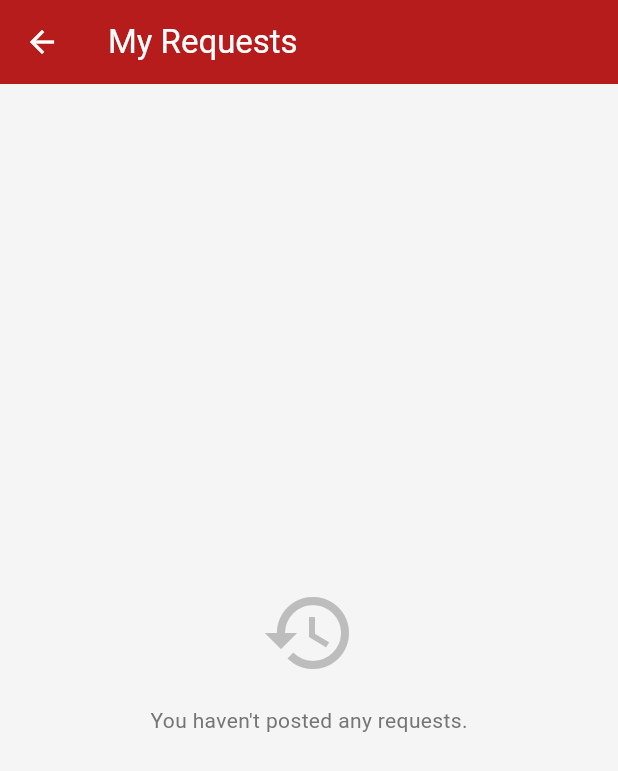
After one commit to Ikra001/BloodLinker, a Flutter app: the HomePage screen opened by its route, after a tap on the "history" icon, on a phone screen of 412 x 824 dp. The commit adds this screen. Shown: the top 771 px of the screen. Run offline on Flutter 3.47's test engine with Material 3 defaults, Android fonts, the phone set to English and light mode, and no system bars; our stand-ins replace cloud_firestore, firebase_auth, firebase_core, geolocator; missing offline and left inert: flutter_osm_plugin; accounts and stored records are empty.

Commit message:
Added MyRequestPage

```diff
--- a/lib/auth/auth_manager.dart
+++ b/lib/auth/auth_manager.dart
@@ -217,7 +217,9 @@ class AuthManager extends ChangeNotifier {
       if (_user == null) throw Exception("User not logged in");
 
       final requestData = <String, dynamic>{
-        'requesterId': _user!.uid,
+        // --- FIXED: Now uses 'userId' to match the MyRequests query ---
+        'userId': _user!.uid,
+        // -----------------------------------------------------------
         'patientName': patientName,
         'bloodGroup': bloodGroup,
         'bagsNeeded': bagsNeeded,
--- a/lib/pages/home_page.dart
+++ b/lib/pages/home_page.dart
@@ -9,6 +9,7 @@ import 'package:blood_linker/constants.dart';
 import 'package:blood_linker/pages/request_blood_page.dart';
 import 'package:blood_linker/pages/welcome_page.dart';
 import 'package:blood_linker/utils/logger.dart';
+import 'package:blood_linker/pages/my_requests_page.dart'; // <--- ADDED IMPORT
 
 class HomePage extends StatelessWidget {
   static const route = '/home';
@@ -38,6 +39,19 @@ class HomePage extends StatelessWidget {
         foregroundColor: Colors.white,
         elevation: 0,
         actions: [
+          // --- NEW: My Requests Button ---
+          IconButton(
+            onPressed: () {
+              Navigator.push(
+                context,
+                MaterialPageRoute(builder: (context) => const MyRequestsPage()),
+              );
+            },
+            icon: const Icon(Icons.history), // Clock/History icon
+            tooltip: 'My Requests',
+          ),
+
+          // --- End New Button ---
           IconButton(
             onPressed: () => onPressedLogout(context),
             icon: const Icon(Icons.logout),
@@ -167,7 +181,7 @@ class HomePage extends StatelessWidget {
                     Text(
                       "Donate Blood, Save Lives.",
                       style: TextStyle(
-                        color: Colors.white.withValues(alpha: 0.8),
+                        color: Colors.white.withOpacity(0.8),
                         fontSize: 12,
                       ),
                     ),
@@ -178,13 +192,13 @@ class HomePage extends StatelessWidget {
                           Icon(
                             Icons.calendar_today,
                             size: 12,
-                            color: Colors.white.withValues(alpha: 0.8),
+                            color: Colors.white.withOpacity(0.8),
                           ),
                           const SizedBox(width: 4),
                           Text(
                             "Last donation: ${_formatLastDonationDate(user!.lastDonationDate!)}",
                             style: TextStyle(
-                              color: Colors.white.withValues(alpha: 0.8),
+                              color: Colors.white.withOpacity(0.8),
                               fontSize: 11,
                             ),
                           ),
@@ -197,13 +211,13 @@ class HomePage extends StatelessWidget {
                           Icon(
                             Icons.info_outline,
                             size: 12,
-                            color: Colors.white.withValues(alpha: 0.8),
+                            color: Colors.white.withOpacity(0.8),
                           ),
                           const SizedBox(width: 4),
                           Text(
                             "No donation recorded",
                             style: TextStyle(
-                              color: Colors.white.withValues(alpha: 0.8),
+                              color: Colors.white.withOpacity(0.8),
                               fontSize: 11,
                             ),
                           ),
--- /dev/null
+++ b/lib/pages/my_requests_page.dart
@@ -0,0 +1,167 @@
+import 'package:flutter/material.dart';
+import 'package:cloud_firestore/cloud_firestore.dart';
+import 'package:firebase_auth/firebase_auth.dart';
+
+class MyRequestsPage extends StatelessWidget {
+  const MyRequestsPage({super.key});
+
+  @override
+  Widget build(BuildContext context) {
+    // 1. Get the current logged-in user's ID
+    final user = FirebaseAuth.instance.currentUser;
+
+    return Scaffold(
+      backgroundColor: const Color(0xFFF5F5F5),
+      appBar: AppBar(
+        title: const Text('My Requests'),
+        backgroundColor: const Color(0xFFB71C1C),
+        foregroundColor: Colors.white,
+      ),
+      body: user == null
+          ? const Center(child: Text("Please log in."))
+          : StreamBuilder<QuerySnapshot>(
+              stream: FirebaseFirestore.instance
+                  .collection('requests')
+                  .where(
+                    'userId',
+                    isEqualTo: user.uid,
+                  ) // <--- Filters for YOUR data
+                  // .orderBy('requestDate', descending: true) // Note: Needs Index (see below)
+                  .snapshots(),
+              builder: (context, snapshot) {
+                // Loading State
+                if (snapshot.connectionState == ConnectionState.waiting) {
+                  return const Center(child: CircularProgressIndicator());
+                }
+
+                // Empty State
+                if (!snapshot.hasData || snapshot.data!.docs.isEmpty) {
+                  return Center(
+                    child: Column(
+                      mainAxisAlignment: MainAxisAlignment.center,
+                      children: [
+                        Icon(Icons.history, size: 64, color: Colors.grey[400]),
+                        const SizedBox(height: 16),
+                        Text(
+                          "You haven't posted any requests.",
+                          style: TextStyle(color: Colors.grey[600]),
+                        ),
+                      ],
+                    ),
+                  );
+                }
+
+                // Data List
+                return ListView.builder(
+                  padding: const EdgeInsets.all(16),
+                  itemCount: snapshot.data!.docs.length,
+                  itemBuilder: (context, index) {
+                    final doc = snapshot.data!.docs[index];
+                    final data = doc.data() as Map<String, dynamic>;
+
+                    return _buildMyRequestCard(context, doc.id, data);
+                  },
+                );
+              },
+            ),
+    );
+  }
+
+  Widget _buildMyRequestCard(
+    BuildContext context,
+    String docId,
+    Map<String, dynamic> data,
+  ) {
+    return Card(
+      margin: const EdgeInsets.only(bottom: 16),
+      elevation: 2,
+      shape: RoundedRectangleBorder(borderRadius: BorderRadius.circular(12)),
+      child: Padding(
+        padding: const EdgeInsets.all(16),
+        child: Column(
+          crossAxisAlignment: CrossAxisAlignment.start,
+          children: [
+            Row(
+              mainAxisAlignment: MainAxisAlignment.spaceBetween,
+              children: [
+                // Blood Group Badge
+                Container(
+                  padding: const EdgeInsets.symmetric(
+                    horizontal: 10,
+                    vertical: 5,
+                  ),
+                  decoration: BoxDecoration(
+                    color: const Color(0xFFFFEBEE),
+                    borderRadius: BorderRadius.circular(8),
+                  ),
+                  child: Text(
+                    data['bloodGroup'] ?? 'N/A',
+                    style: const TextStyle(
+                      color: Color(0xFFB71C1C),
+                      fontWeight: FontWeight.bold,
+                    ),
+                  ),
+                ),
+                // DELETE BUTTON
+                IconButton(
+                  icon: const Icon(Icons.delete_outline, color: Colors.red),
+                  onPressed: () => _confirmDelete(context, docId),
+                ),
+              ],
+            ),
+            const SizedBox(height: 10),
+            Text(
+              "Patient: ${data['patientName'] ?? 'Unknown'}",
+              style: const TextStyle(fontWeight: FontWeight.bold, fontSize: 16),
+            ),
+            const SizedBox(height: 5),
+            Text(
+              "Location: ${data['hospitalLocation'] ?? 'Unknown'}",
+              style: const TextStyle(color: Colors.grey),
+            ),
+            const SizedBox(height: 5),
+            Text(
+              "Bags: ${data['bagsNeeded']}",
+              style: const TextStyle(color: Colors.grey),
+            ),
+          ],
+        ),
+      ),
+    );
+  }
+
+  // Helper to show "Are you sure?" dialog
+  void _confirmDelete(BuildContext context, String docId) {
+    showDialog(
+      context: context,
+      builder: (ctx) => AlertDialog(
+        title: const Text("Delete Request?"),
+        content: const Text(
+          "This will permanently remove this request from the live feed.",
+        ),
+        actions: [
+          TextButton(
+            onPressed: () => Navigator.pop(ctx),
+            child: const Text("Cancel"),
+          ),
+          TextButton(
+            onPressed: () async {
+              Navigator.pop(ctx); // Close dialog
+              // Perform Delete
+              await FirebaseFirestore.instance
+                  .collection('requests')
+                  .doc(docId)
+                  .delete();
+              if (context.mounted) {
+                ScaffoldMessenger.of(context).showSnackBar(
+                  const SnackBar(content: Text("Request deleted successfully")),
+                );
+              }
+            },
+            child: const Text("Delete", style: TextStyle(color: Colors.red)),
+          ),
+        ],
+      ),
+    );
+  }
+}
```
